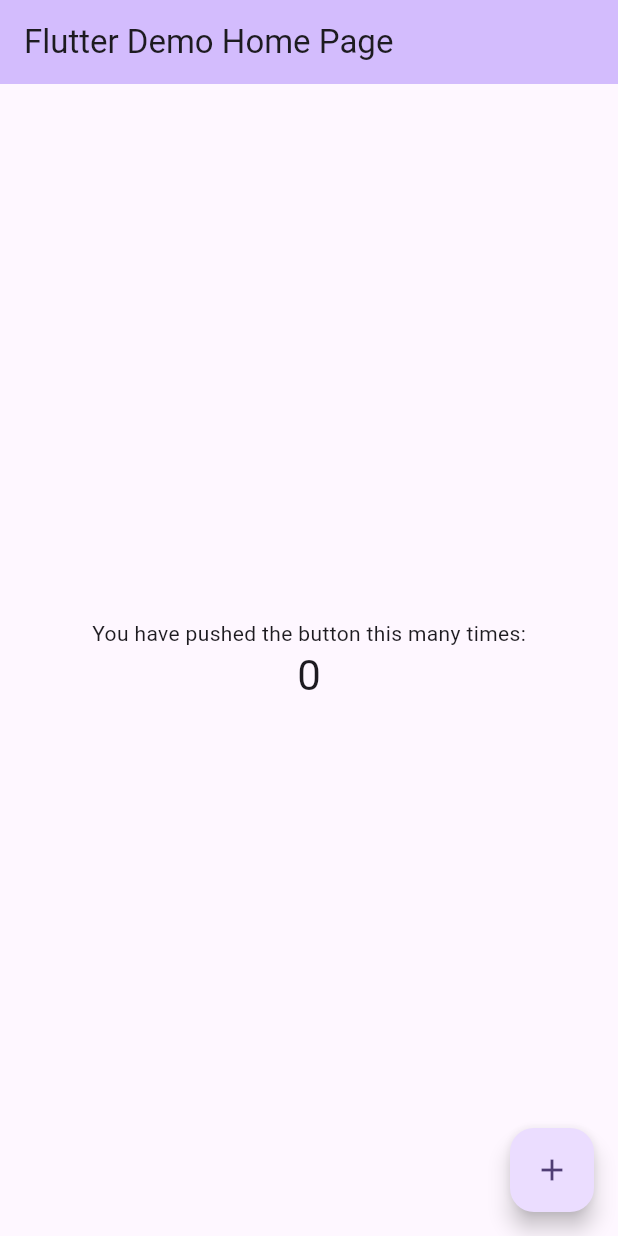
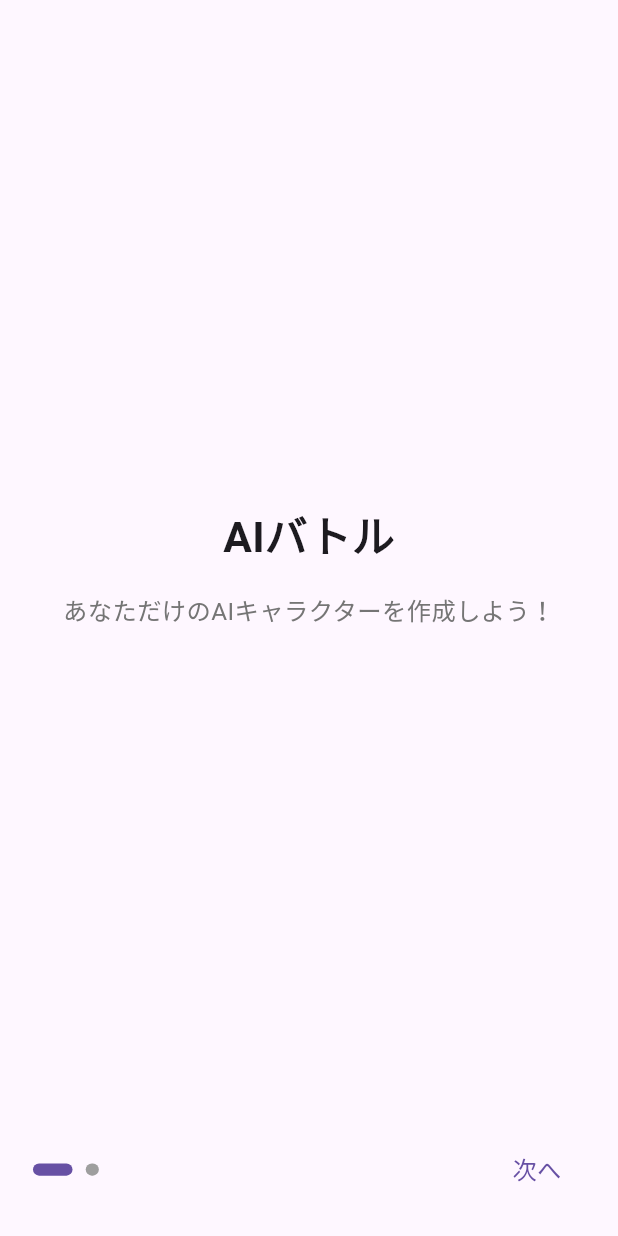
Before and after one commit to MyodoKouga/aib_mobile, a Flutter app: the screen it shows after launch, on a phone screen of 412 x 824 dp. Run offline on Flutter 3.47's test engine with Material 3 defaults, Android fonts, the phone set to English and light mode, and no system bars; our stand-ins replace flutter_riverpod, flutter_screenutil, freezed_annotation; generated files the repository leaves out were written again.

Commit message:
スライダー・登録画面・ホーム画面のガワ仮実装、riverpod・flutter_screenutil導入

```diff
--- /dev/null
+++ b/app/lib/features/onboarding/view/onboarding_page.dart
@@ -0,0 +1,41 @@
+import 'package:flutter/material.dart';
+import 'package:flutter_screenutil/flutter_screenutil.dart';
+
+class OnboardingPage extends StatelessWidget {
+  final String title;
+  final String description;
+
+  const OnboardingPage({
+    super.key,
+    required this.title,
+    required this.description,
+  });
+
+  @override
+  Widget build(BuildContext context) {
+    return Padding(
+      padding: EdgeInsets.symmetric(horizontal: 20.w),
+      child: Column(
+        mainAxisAlignment: MainAxisAlignment.center,
+        children: [
+          Text(
+            title,
+            style: TextStyle(
+              fontSize: 28.sp,
+              fontWeight: FontWeight.bold,
+            ),
+          ),
+          SizedBox(height: 16.h),
+          Text(
+            description,
+            textAlign: TextAlign.center,
+            style: TextStyle(
+              fontSize: 16.sp,
+              color: Colors.grey[600],
+            ),
+          ),
+        ],
+      ),
+    );
+  }
+}
--- /dev/null
+++ b/app/lib/features/onboarding/view/onboarding_screen.dart
@@ -0,0 +1,94 @@
+import 'package:flutter/material.dart';
+import 'package:flutter_riverpod/flutter_riverpod.dart';
+import 'package:flutter_screenutil/flutter_screenutil.dart';
+import 'package:app/features/auth/view/auth_screen.dart';
+import 'package:app/features/onboarding/view_model/onboarding_view_model.dart';
+import 'package:app/features/onboarding/model/onboarding_content.dart';
+import 'package:app/features/onboarding/view/onboarding_page.dart';
+
+class OnboardingScreen extends ConsumerStatefulWidget {
+  const OnboardingScreen({super.key});
+
+  @override
+  ConsumerState<OnboardingScreen> createState() => _OnboardingScreenState();
+}
+
+class _OnboardingScreenState extends ConsumerState<OnboardingScreen> {
+  final PageController _pageController = PageController();
+
+  @override
+  Widget build(BuildContext context) {
+    final currentPage = ref.watch(onboardingProvider);
+
+    return Scaffold(
+      body: SafeArea(
+        child: Column(
+          children: [
+            Expanded(
+              child: PageView(
+                controller: _pageController,
+                onPageChanged: (page) {
+                  ref.read(onboardingProvider.notifier).updatePage(page);
+                },
+                children: [
+                  OnboardingPage(
+                    title: 'AIバトル',
+                    description: 'あなただけのAIキャラクターを作成しよう！',
+                  ),
+                  OnboardingPage(
+                    title: 'バトル',
+                    description: '作成したキャラクターで対戦しよう！',
+                  ),
+                ],
+              ),
+            ),
+            Padding(
+              padding: EdgeInsets.symmetric(horizontal: 20.w),
+              child: Row(
+                mainAxisAlignment: MainAxisAlignment.spaceBetween,
+                children: [
+                  Row(
+                    children: List.generate(
+                      2,
+                      (index) => Container(
+                        margin: EdgeInsets.only(right: 8.w),
+                        height: 8.h,
+                        width: currentPage == index ? 24.w : 8.w,
+                        decoration: BoxDecoration(
+                          color: currentPage == index ? Theme.of(context).primaryColor : Colors.grey,
+                          borderRadius: BorderRadius.circular(4.r),
+                        ),
+                      ),
+                    ),
+                  ),
+                  TextButton(
+                    onPressed: () {
+                      if (currentPage < 1) {
+                        _pageController.nextPage(
+                          duration: const Duration(milliseconds: 300),
+                          curve: Curves.easeIn,
+                        );
+                      } else {
+                        Navigator.pushReplacement(
+                          context,
+                          MaterialPageRoute(
+                            builder: (context) => const AuthScreen(),
+                          ),
+                        );
+                      }
+                    },
+                    child: Text(
+                      currentPage < 1 ? '次へ' : '始める',
+                      style: TextStyle(fontSize: 16.sp),
+                    ),
+                  ),
+                ],
+              ),
+            ),
+            SizedBox(height: 20.h),
+          ],
+        ),
+      ),
+    );
+  }
+}
--- /dev/null
+++ b/app/lib/features/onboarding/view_model/onboarding_view_model.dart
@@ -0,0 +1,14 @@
+import 'package:flutter_riverpod/flutter_riverpod.dart';
+import 'package:app/features/onboarding/model/onboarding_content.dart';
+
+final onboardingProvider = StateNotifierProvider<OnboardingViewModel, int>((ref) {
+  return OnboardingViewModel();
+});
+
+class OnboardingViewModel extends StateNotifier<int> {
+  OnboardingViewModel() : super(0);
+
+  void updatePage(int page) {
+    state = page;
+  }
+}
--- a/app/lib/main.dart
+++ b/app/lib/main.dart
@@ -1,125 +1,36 @@
 import 'package:flutter/material.dart';
+import 'package:flutter_riverpod/flutter_riverpod.dart';
+import 'package:flutter_screenutil/flutter_screenutil.dart';
+import 'package:app/features/onboarding/view/onboarding_screen.dart';
 
 void main() {
-  runApp(const MyApp());
+  runApp(
+    const ProviderScope(
+      child: MyApp(),
+    ),
+  );
 }
 
 class MyApp extends StatelessWidget {
   const MyApp({super.key});
 
-  // This widget is the root of your application.
   @override
   Widget build(BuildContext context) {
-    return MaterialApp(
-      title: 'Flutter Demo',
-      theme: ThemeData(
-        // This is the theme of your application.
-        //
-        // TRY THIS: Try running your application with "flutter run". You'll see
-        // the application has a purple toolbar. Then, without quitting the app,
-        // try changing the seedColor in the colorScheme below to Colors.green
-        // and then invoke "hot reload" (save your changes or press the "hot
-        // reload" button in a Flutter-supported IDE, or press "r" if you used
-        // the command line to start the app).
-        //
-        // Notice that the counter didn't reset back to zero; the application
-        // state is not lost during the reload. To reset the state, use hot
-        // restart instead.
-        //
-        // This works for code too, not just values: Most code changes can be
-        // tested with just a hot reload.
-        colorScheme: ColorScheme.fromSeed(seedColor: Colors.deepPurple),
-        useMaterial3: true,
-      ),
-      home: const MyHomePage(title: 'Flutter Demo Home Page'),
+    return ScreenUtilInit(
+      designSize: const Size(375, 812), // iPhoneX をベースサイズとして設定
+      minTextAdapt: true,
+      splitScreenMode: true,
+      builder: (context, child) {
+        return MaterialApp(
+          title: 'AI Battle App',
+          theme: ThemeData(
+            primarySwatch: Colors.blue,
+            visualDensity: VisualDensity.adaptivePlatformDensity,
+          ),
+          // ToDo）初回かどうかで分岐
+          home: const OnboardingScreen(),
+        );
+      },
     );
   }
 }
-
-class MyHomePage extends StatefulWidget {
-  const MyHomePage({super.key, required this.title});
-
-  // This widget is the home page of your application. It is stateful, meaning
-  // that it has a State object (defined below) that contains fields that affect
-  // how it looks.
-
-  // This class is the configuration for the state. It holds the values (in this
-  // case the title) provided by the parent (in this case the App widget) and
-  // used by the build method of the State. Fields in a Widget subclass are
-  // always marked "final".
-
-  final String title;
-
-  @override
-  State<MyHomePage> createState() => _MyHomePageState();
-}
-
-class _MyHomePageState extends State<MyHomePage> {
-  int _counter = 0;
-
-  void _incrementCounter() {
-    setState(() {
-      // This call to setState tells the Flutter framework that something has
-      // changed in this State, which causes it to rerun the build method below
-      // so that the display can reflect the updated values. If we changed
-      // _counter without calling setState(), then the build method would not be
-      // called again, and so nothing would appear to happen.
-      _counter++;
-    });
-  }
-
-  @override
-  Widget build(BuildContext context) {
-    // This method is rerun every time setState is called, for instance as done
-    // by the _incrementCounter method above.
-    //
-    // The Flutter framework has been optimized to make rerunning build methods
-    // fast, so that you can just rebuild anything that needs updating rather
-    // than having to individually change instances of widgets.
-    return Scaffold(
-      appBar: AppBar(
-        // TRY THIS: Try changing the color here to a specific color (to
-        // Colors.amber, perhaps?) and trigger a hot reload to see the AppBar
-        // change color while the other colors stay the same.
-        backgroundColor: Theme.of(context).colorScheme.inversePrimary,
-        // Here we take the value from the MyHomePage object that was created by
-        // the App.build method, and use it to set our appbar title.
-        title: Text(widget.title),
-      ),
-      body: Center(
-        // Center is a layout widget. It takes a single child and positions it
-        // in the middle of the parent.
-        child: Column(
-          // Column is also a layout widget. It takes a list of children and
-          // arranges them vertically. By default, it sizes itself to fit its
-          // children horizontally, and tries to be as tall as its parent.
-          //
-          // Column has various properties to control how it sizes itself and
-          // how it positions its children. Here we use mainAxisAlignment to
-          // center the children vertically; the main axis here is the vertical
-          // axis because Columns are vertical (the cross axis would be
-          // horizontal).
-          //
-          // TRY THIS: Invoke "debug painting" (choose the "Toggle Debug Paint"
-          // action in the IDE, or press "p" in the console), to see the
-          // wireframe for each widget.
-          mainAxisAlignment: MainAxisAlignment.center,
-          children: <Widget>[
-            const Text(
-              'You have pushed the button this many times:',
-            ),
-            Text(
-              '$_counter',
-              style: Theme.of(context).textTheme.headlineMedium,
-            ),
-          ],
-        ),
-      ),
-      floatingActionButton: FloatingActionButton(
-        onPressed: _incrementCounter,
-        tooltip: 'Increment',
-        child: const Icon(Icons.add),
-      ), // This trailing comma makes auto-formatting nicer for build methods.
-    );
-  }
-}
```
Also changed, not shown: app/lib/features/auth/model/auth_state.dart (added, +12 -0 lines), app/lib/features/auth/view/auth_screen.dart (added, +106 -0 lines), app/lib/features/auth/view_model/auth_view_model.dart (added, +39 -0 lines), app/lib/features/home/model/bottom_nav_item.dart (added, +29 -0 lines), app/lib/features/home/model/home_state.dart (added, +14 -0 lines), app/lib/features/home/view/home_screen.dart (added, +70 -0 lines), app/lib/features/home/view/tabs/battle_tab.dart (added, +12 -0 lines), app/lib/features/home/view/tabs/home_tab.dart (added, +74 -0 lines), app/lib/features/home/view/tabs/profile_tab.dart (added, +12 -0 lines), app/lib/features/home/view_model/home_view_model.dart (added, +40 -0 lines), app/lib/features/onboarding/model/onboarding_content.dart (added, +12 -0 lines), app/pubspec.yaml (+6 -16 lines).
